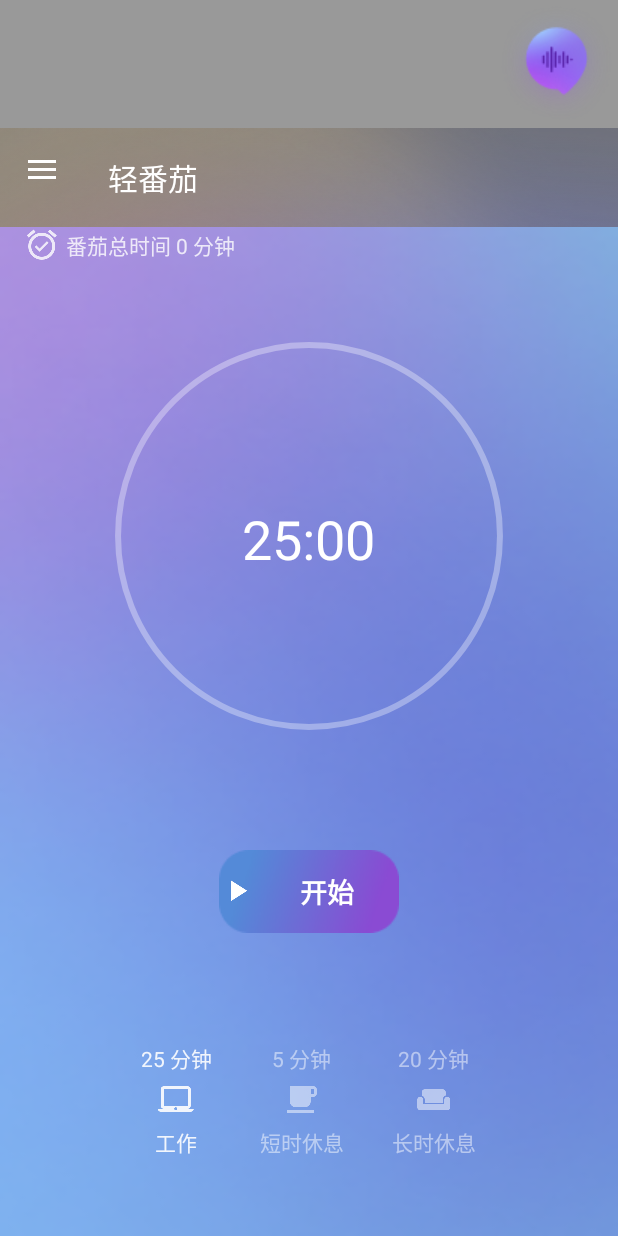
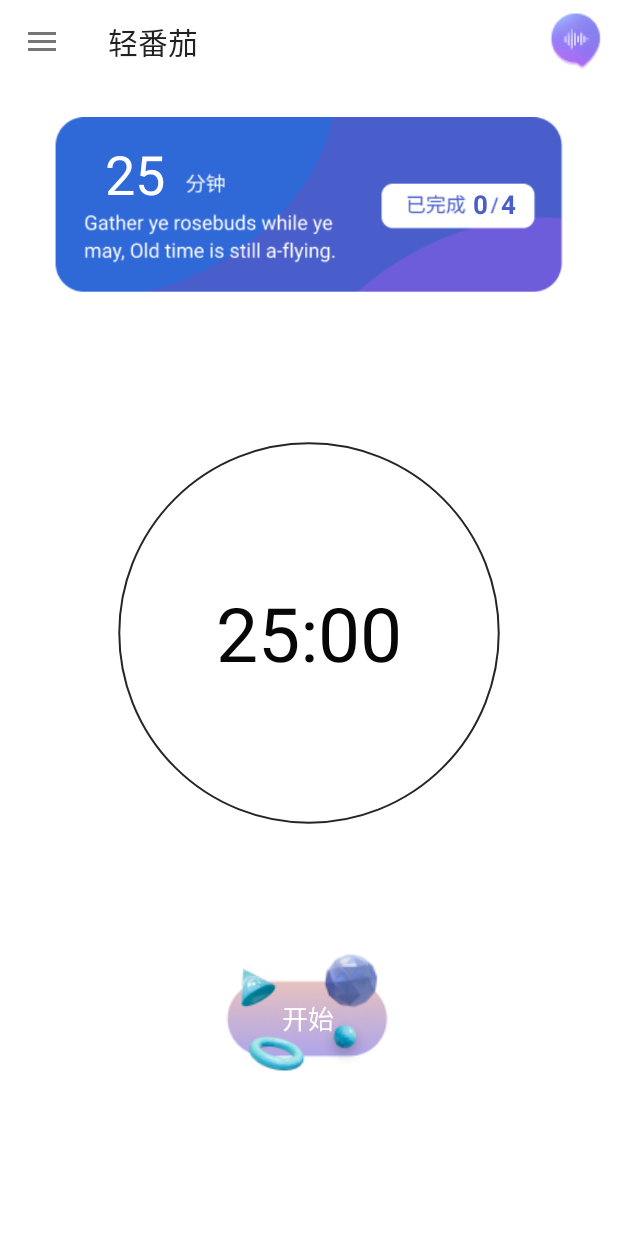
Before and after one commit to icodechef/Tick, an Android app: the screen it shows after launch (MainActivity), on a phone screen of 412 x 824 dp. Run offline under Robolectric (Android 15) with nearby library versions, the phone set to English and light mode, and no system bars.

Commit message:
主界面发生了质的飞跃
加入了我在figma设计的图标，美化界面；重新布局了主界面layout，工作/短时休息/长时休息以一个状态卡的形式在顶部显现；改了下部分后端，总时长、当前番茄、总番茄都可以显现在主界面了。

```diff
--- a/app/src/main/java/com/icodechef/android/tick/MainActivity.java
+++ b/app/src/main/java/com/icodechef/android/tick/MainActivity.java
@@ -304,6 +304,12 @@ public class MainActivity extends AppCompatActivity
         if (getSharedPreferences().getBoolean("pref_key_screen_on", false)) {
             getWindow().addFlags(WindowManager.LayoutParams.FLAG_KEEP_SCREEN_ON);
         }
+
+        TextView current = findViewById(R.id.current_pomodoro);
+        current.setText(String.valueOf(mApplication.getCurrentPomodoro()));
+
+        TextView total = findViewById(R.id.total_pomodoro);
+        total.setText(String.valueOf(mApplication.getTotalPomodoros()));
     }
 
     private void updateText(long millisUntilFinished) {
@@ -386,18 +392,18 @@ public class MainActivity extends AppCompatActivity
                 .getInt("pref_key_long_break", TickApplication.DEFAULT_LONG_BREAK);
 
         ((TextView)findViewById(R.id.stage_work_value))
-                .setText(getResources().getString(R.string.stage_time_unit, workLength));
+                .setText(String.valueOf(workLength));
         ((TextView)findViewById(R.id.stage_short_break_value))
-                .setText(getResources().getString(R.string.stage_time_unit, shortBreak));
+                .setText(String.valueOf(shortBreak));
         ((TextView)findViewById(R.id.stage_long_break_value))
-                .setText(getResources().getString(R.string.stage_time_unit, longBreak));
+                .setText(String.valueOf(longBreak));
 
-        findViewById(R.id.stage_work).setAlpha(
-                scene == TickApplication.SCENE_WORK ? 0.9f : 0.5f);
-        findViewById(R.id.stage_short_break).setAlpha(
-                scene == TickApplication.SCENE_SHORT_BREAK ? 0.9f : 0.5f);
-        findViewById(R.id.stage_long_break).setAlpha(
-                scene == TickApplication.SCENE_LONG_BREAK ? 0.9f : 0.5f);
+        findViewById(R.id.stage_work).setVisibility(
+                scene == TickApplication.SCENE_WORK ? View.VISIBLE : View.GONE);
+        findViewById(R.id.stage_short_break).setVisibility(
+                scene == TickApplication.SCENE_SHORT_BREAK ? View.VISIBLE : View.GONE);
+        findViewById(R.id.stage_long_break).setVisibility(
+                scene == TickApplication.SCENE_LONG_BREAK ? View.VISIBLE : View.GONE);
     }
 
     private void updateRipple() {
--- a/app/src/main/java/com/icodechef/android/tick/TickApplication.java
+++ b/app/src/main/java/com/icodechef/android/tick/TickApplication.java
@@ -103,6 +103,18 @@ public class TickApplication extends Application {
         mTimes++; // 注意这里不能在 activity 中使用, 如果睡眠中就不能保证会运行
     }
 
+    public int getCurrentPomodoro() {
+        int frequency = getSharedPreferences()
+                .getInt("pref_key_long_break_frequency", DEFAULT_LONG_BREAK_FREQUENCY);
+        return (mTimes / 2) % frequency; // 返回现在进行到多少个番茄了, 休息和工作都会增加mTimes, 所以要除以2
+    }
+
+    public int getTotalPomodoros() {
+        int frequency = getSharedPreferences()
+                .getInt("pref_key_long_break_frequency", DEFAULT_LONG_BREAK_FREQUENCY);
+        return frequency; // 返回番茄频率
+    }
+
     public int getScene() {
         int frequency = getSharedPreferences()
                 .getInt("pref_key_long_break_frequency", DEFAULT_LONG_BREAK_FREQUENCY);
--- a/app/src/main/java/com/icodechef/android/tick/widget/TickProgressBar.java
+++ b/app/src/main/java/com/icodechef/android/tick/widget/TickProgressBar.java
@@ -61,7 +61,7 @@ public class TickProgressBar extends View {
     private Paint getPaint() {
         Paint paint = new Paint();
         paint.setAntiAlias(true);
-        paint.setStrokeWidth(6.0f);
+        paint.setStrokeWidth(2.0f);
         paint.setStyle(Paint.Style.STROKE);
         return paint;
     }
--- a/app/src/main/res/layout/app_bar_main.xml
+++ b/app/src/main/res/layout/app_bar_main.xml
@@ -4,7 +4,8 @@
     xmlns:tools="http://schemas.android.com/tools"
     android:layout_width="match_parent"
     android:layout_height="match_parent"
-    android:background="@color/colorStrokeCircle"
+    android:fitsSystemWindows="true"
+    android:background="@color/colorBackground"
     tools:context="com.icodechef.android.tick.MainActivity">
 
     <include layout="@layout/toolbar"/>
--- a/app/src/main/res/layout/content_main.xml
+++ b/app/src/main/res/layout/content_main.xml
@@ -5,7 +5,7 @@
     xmlns:tools="http://schemas.android.com/tools"
     android:layout_width="match_parent"
     android:layout_height="match_parent"
-    android:background="@drawable/background"
+    android:fitsSystemWindows="true"
     app:layout_behavior="@string/appbar_scrolling_view_behavior"
     tools:context="com.icodechef.android.tick.MainActivity"
     tools:showIn="@layout/app_bar_main">
@@ -15,10 +15,121 @@
         android:layout_width="match_parent"
         android:layout_height="match_parent">
 
+        <LinearLayout
+            android:layout_width="match_parent"
+            android:layout_height="wrap_content"
+            android:orientation="horizontal">
+
+            <RelativeLayout
+                android:id="@+id/stage_work"
+                android:layout_width="match_parent"
+                android:layout_height="wrap_content"
+                android:layout_centerInParent="true"
+                android:orientation="vertical">
+
+                <ImageView
+                    android:id="@+id/stage_work_image"
+                    android:layout_width="wrap_content"
+                    android:layout_height="wrap_content"
+                    android:contentDescription="@string/scene_work"
+                    android:src="@drawable/stage_work" />
+
+                <TextView
+                    android:id="@+id/stage_work_value"
+                    android:layout_width="wrap_content"
+                    android:layout_height="wrap_content"
+                    android:layout_alignTop="@id/stage_work_image"
+                    android:layout_alignLeft="@id/stage_work_image"
+                    android:layout_marginLeft="70dp"
+                    android:layout_marginTop="35dp"
+                    android:textSize="36sp"
+                    android:textColor="@color/colorBackground" />
+
+                <TextView
+                    android:id="@+id/current_pomodoro"
+                    android:layout_width="wrap_content"
+                    android:layout_height="wrap_content"
+                    android:layout_alignTop="@id/stage_work_image"
+                    android:layout_alignLeft="@id/stage_work_image"
+                    android:layout_marginLeft="315dp"
+                    android:layout_marginTop="68dp"
+                    android:textSize="17sp"
+                    android:textStyle="bold"
+                    android:textColor="#495ECA" />
+
+                <TextView
+                    android:id="@+id/total_pomodoro"
+                    android:layout_width="wrap_content"
+                    android:layout_height="wrap_content"
+                    android:layout_alignTop="@id/stage_work_image"
+                    android:layout_alignLeft="@id/stage_work_image"
+                    android:layout_marginLeft="334dp"
+                    android:layout_marginTop="68dp"
+                    android:textSize="17sp"
+                    android:textStyle="bold"
+                    android:textColor="#495ECA" />
+
+            </RelativeLayout>
+
+            <RelativeLayout
+                android:id="@+id/stage_short_break"
+                android:layout_width="wrap_content"
+                android:layout_height="match_parent"
+                android:layout_centerInParent="true"
+                android:orientation="vertical">
+
+                <ImageView
+                    android:id="@+id/stage_short_break_image"
+                    android:layout_width="wrap_content"
+                    android:layout_height="wrap_content"
+                    android:contentDescription="@string/scene_short_break"
+                    android:src="@drawable/stage_short_break" />
+
+                <TextView
+                    android:id="@+id/stage_short_break_value"
+                    android:layout_width="wrap_content"
+                    android:layout_height="wrap_content"
+                    android:layout_alignTop="@id/stage_short_break_image"
+                    android:layout_alignLeft="@id/stage_short_break_image"
+                    android:layout_marginLeft="70dp"
+                    android:layout_marginTop="35dp"
+                    android:textSize="36sp"
+                    android:textColor="@color/colorBackground" />
+
+            </RelativeLayout>
+
+            <RelativeLayout
+                android:id="@+id/stage_long_break"
+                android:layout_width="wrap_content"
+                android:layout_height="match_parent"
+                android:layout_centerInParent="true"
+                android:orientation="vertical">
+
+                <ImageView
+                    android:id="@+id/stage_long_break_image"
+                    android:layout_width="wrap_content"
+                    android:layout_height="wrap_content"
+                    android:contentDescription="@string/scene_long_break"
+                    android:src="@drawable/stage_long_break" />
+
+                <TextView
+                    android:id="@+id/stage_long_break_value"
+                    android:layout_width="wrap_content"
+                    android:layout_height="wrap_content"
+                    android:layout_alignTop="@id/stage_long_break_image"
+                    android:layout_alignLeft="@id/stage_long_break_image"
+                    android:layout_marginLeft="70dp"
+                    android:layout_marginTop="35dp"
+                    android:textSize="36sp"
+                    android:textColor="@color/colorBackground" />
+
+            </RelativeLayout>
+        </LinearLayout>
+
         <RelativeLayout
             android:layout_width="match_parent"
             android:layout_height="0dp"
-            android:layout_weight="0.618">
+            android:layout_weight="0.5">
 
             <com.icodechef.android.tick.widget.RippleWrapper
                 android:id="@+id/ripple_wrapper"
@@ -26,7 +137,7 @@
                 android:layout_height="match_parent"
                 android:gravity="center"
                 android:layout_centerInParent="true"
-                app:rippleColor="@color/colorBackground"
+                app:rippleColor="@color/colorRipple"
                 app:rippleDuration="2000"
                 app:rippleDelay="1000"
                 app:rippleAmount="2">
@@ -34,8 +145,7 @@
                 <com.icodechef.android.tick.widget.TickProgressBar
                     android:id="@+id/tick_progress_bar"
                     android:layout_width="match_parent"
-                    android:layout_height="match_parent"
-                    android:layout_centerInParent="true" />
+                    android:layout_height="match_parent" />
             </com.icodechef.android.tick.widget.RippleWrapper>
 
 
@@ -44,16 +154,17 @@
                 android:layout_width="wrap_content"
                 android:layout_height="wrap_content"
                 android:layout_centerInParent="true"
-                android:textSize="24sp"
-                android:textColor="@color/colorText"/>
+                android:textSize="30sp"
+                android:textColor="#070707"/>
 
             <TextView
                 android:id="@+id/text_count_down"
                 android:layout_width="wrap_content"
                 android:layout_height="wrap_content"
                 android:layout_centerInParent="true"
-                android:textSize="36sp"
-                android:textColor="@color/colorText"/>
+                android:textSize="50sp"
+                android:textStyle="normal"
+                android:textColor="#070707"/>
 
         </RelativeLayout>
 
@@ -61,7 +172,7 @@
             android:orientation="vertical"
             android:layout_width="match_parent"
             android:layout_height="0dp"
-            android:layout_weight="0.382">
+            android:layout_weight="0.24">
 
             <LinearLayout
                 android:id="@+id/buttons"
@@ -69,8 +180,7 @@
                 android:gravity="center_horizontal"
                 style="?android:attr/buttonBarStyle"
                 android:layout_width="match_parent"
-                android:layout_height="0dp"
-                android:layout_weight="1"
+                android:layout_height="wrap_content"
                 tools:ignore="NestedWeights">
 
                 <Button
@@ -80,10 +190,8 @@
                     android:layout_height="wrap_content"
                     android:background="@drawable/button_bg"
                     android:textColor="@color/colorText"
-                    android:textSize="18sp"
-                    android:textStyle="bold"
-                    android:drawableStart="@drawable/ic_play_arrow_white_24dp"
-                    android:drawableLeft="@drawable/ic_play_arrow_white_24dp"
+                    android:textSize="17sp"
+                    android:textStyle="normal"
                     android:visibility="visible"
                     android:text="@string/btn_start"
                     />
@@ -93,12 +201,10 @@
                     android:id="@+id/btn_pause"
                     android:layout_width="wrap_content"
                     android:layout_height="wrap_content"
-                    android:background="@drawable/button_bg"
-                    android:textColor="@color/colorText"
-                    android:textSize="18sp"
-                    android:textStyle="bold"
-                    android:drawableStart="@drawable/ic_pause_white_24dp"
-                    android:drawableLeft="@drawable/ic_pause_white_24dp"
+                    android:background="@drawable/bad_button_bg"
+                    android:textColor="@color/colorTextLight"
+                    android:textSize="17sp"
+                    android:textStyle="normal"
                     android:visibility="gone"
                     android:text="@string/btn_pause"/>
 
@@ -109,12 +215,8 @@
                     android:layout_height="wrap_content"
                     android:background="@drawable/button_bg"
                     android:textColor="@color/colorText"
-                    android:textSize="18sp"
-                    android:textStyle="bold"
-                    android:drawableStart="@drawable/ic_play_arrow_white_24dp"
-                    android:drawableLeft="@drawable/ic_play_arrow_white_24dp"
-                    android:layout_marginRight="16dp"
-                    android:layout_marginEnd="16dp"
+                    android:textSize="17sp"
+                    android:textStyle="normal"
                     android:visibility="gone"
                     android:text="@string/btn_resume"/>
 
@@ -123,12 +225,10 @@
                     android:id="@+id/btn_stop"
                     android:layout_width="wrap_content"
                     android:layout_height="wrap_content"
-                    android:background="@drawable/button_bg"
-                    android:textColor="@color/colorText"
-                    android:textSize="18sp"
-                    android:textStyle="bold"
-                    android:drawableStart="@drawable/ic_stop_white_24dp"
-                    android:drawableLeft="@drawable/ic_stop_white_24dp"
+                    android:background="@drawable/bad_button_bg"
+                    android:textColor="@color/colorTextLight"
+                    android:textSize="17sp"
+                    android:textStyle="normal"
                     android:visibility="gone"
                     android:text="@string/btn_stop"/>
 
@@ -137,106 +237,13 @@
                     android:id="@+id/btn_skip"
                     android:layout_width="wrap_content"
                     android:layout_height="wrap_content"
-                    android:background="@drawable/button_bg"
-                    android:textColor="@color/colorText"
-                    android:textSize="18sp"
-                    android:textStyle="bold"
-                    android:drawableStart="@drawable/ic_stop_white_24dp"
-                    android:drawableLeft="@drawable/ic_stop_white_24dp"
+                    android:background="@drawable/bad_button_bg"
+                    android:textColor="@color/colorTextLight"
+                    android:textSize="17sp"
+                    android:textStyle="normal"
                     android:visibility="gone"
                     android:text="@string/btn_skip"/>
 
-            </LinearLayout>
-
-            <LinearLayout
-                android:baselineAligned="false"
-                android:layout_width="match_parent"
-                android:layout_height="0dp"
-                android:layout_weight="1"
-                android:gravity="center_horizontal"
-                android:orientation="horizontal">
-
-                <LinearLayout
-                    android:id="@+id/stage_work"
-                    android:layout_width="wrap_content"
-                    android:layout_height="wrap_content"
-                    android:gravity="center_horizontal"
-                    android:alpha="0.5"
-                    android:orientation="vertical">
-
-                    <TextView
-                        android:id="@+id/stage_work_value"
-                        android:layout_width="wrap_content"
-                        android:layout_height="wrap_content"
-                        android:textColor="@color/colorText"/>
-                    <ImageView
-                        android:layout_margin="5dp"
-                        android:layout_width="wrap_content"
-                        android:layout_height="wrap_content"
-                        android:contentDescription="@string/scene_work"
-                        android:src="@drawable/ic_laptop_mac_white_24dp"/>
-                    <TextView
-                        android:layout_width="wrap_content"
-                        android:layout_height="wrap_content"
-                        android:text="@string/scene_work"
-                        android:textColor="@color/colorText"/>
-                </LinearLayout>
-
-                <LinearLayout
-                    android:id="@+id/stage_short_break"
-                    android:layout_marginLeft="32dp"
-                    android:layout_marginRight="32dp"
-                    android:layout_width="wrap_content"
-                    android:layout_height="wrap_content"
-                    android:gravity="center_horizontal"
-                    android:alpha="0.5"
-                    android:orientation="vertical">
-
-                    <TextView
-                        android:id="@+id/stage_short_break_value"
-                        android:layout_width="wrap_content"
-                        android:layout_height="wrap_content"
-                        android:textColor="@color/colorText"/>
-                    <ImageView
-                        android:layout_margin="5dp"
-                        android:layout_width="wrap_content"
-                        android:layout_height="wrap_content"
-                        android:contentDescription="@string/scene_short_break"
-                        android:src="@drawable/ic_local_cafe_white_24dp"/>
-                    <TextView
-                        android:layout_width="wrap_content"
-                        android:layout_height="wrap_content"
-                        android:text="@string/scene_short_break"
-                        android:textColor="@color/colorText"/>
-                </LinearLayout>
-
-                <LinearLayout
-                    android:id="@+id/stage_long_break"
-                    android:layout_width="wrap_content"
-                    android:layout_height="wrap_content"
-                    android:gravity="center_horizontal"
-                    android:alpha="0.5"
-                    android:orientation="vertical">
-                    <TextView
-                        android:id="@+id/stage_long_break_value"
-                        android:layout_width="wrap_content"
-                        android:layout_height="wrap_content"
-                        android:textColor="@color/colorText"/>
-                    <ImageView
-                        android:layout_margin="5dp"
-                        android:layout_width="wrap_content"
-                        android:layout_height="wrap_content"
-                        android:contentDescription="@string/scene_long_break"
-                        android:src="@drawable/ic_weekend_white_24dp"/>
-                    <TextView
-                        android:layout_width="wrap_content"
-                        android:layout_height="wrap_content"
-                        android:text="@string/scene_long_break"
-                        android:textColor="@color/colorText"/>
-
-                </LinearLayout>
-            </LinearLayout>
-        </LinearLayout>
             </LinearLayout>
 
             <LinearLayout
@@ -265,4 +272,6 @@
 
             </LinearLayout>
 
+        </LinearLayout>
+    </LinearLayout>
 </RelativeLayout>
--- a/app/src/main/res/layout/toolbar.xml
+++ b/app/src/main/res/layout/toolbar.xml
@@ -6,25 +6,26 @@
     android:layout_width="match_parent"
     android:layout_height="wrap_content"
     android:theme="@style/AppTheme.AppBarOverlay"
+    android:background="@color/colorBackground"
     app:elevation="0dp"
     tools:showIn="@layout/app_bar_main">
-
-    <ImageButton
-        android:id="@+id/voice_recognition_button"
-        android:layout_width="wrap_content"
-        android:layout_height="wrap_content"
-        android:layout_gravity="end"
-        android:src="@drawable/voice_icon"
-        android:background="?attr/selectableItemBackgroundBorderless"/>
 
     <android.support.v7.widget.Toolbar
         android:id="@+id/toolbar"
         android:layout_width="match_parent"
-        android:layout_height="wrap_content"
-        android:background="@drawable/toolbar"
+        android:layout_height="match_parent"
         android:minHeight="?attr/actionBarSize"
-        android:fitsSystemWindows="true"
+        android:fitsSystemWindows="false"
         app:popupTheme="@style/AppTheme.PopupOverlay"
-        app:elevation="0dp"/>
+        app:elevation="0dp">
+
+        <ImageButton
+            android:id="@+id/voice_recognition_button"
+            android:layout_width="wrap_content"
+            android:layout_height="wrap_content"
+            android:layout_gravity="right|center_vertical"
+            android:src="@drawable/voice_icon"
+            android:background="?attr/selectableItemBackgroundBorderless"/>
+    </android.support.v7.widget.Toolbar>
 
 </android.support.design.widget.AppBarLayout>
--- a/app/src/main/res/values/colors.xml
+++ b/app/src/main/res/values/colors.xml
@@ -4,20 +4,20 @@
     <color name="colorPrimaryDark">#D32F2F</color>
     <color name="colorAccent">#F44336</color>
 
-    <color name="colorBackground">#f5f5f5</color>
+    <color name="colorBackground">#FFFFFF</color>
 
-    <color name="colorWhite">#FFFFFF</color>
+    <color name="colorWhite">#EAEAEA</color>
     <color name="colorGrey">#999999</color>
 
     <color name="colorText">#ffffff</color>
-    <color name="colorTextDark">#333333</color>
+    <color name="colorTextDark">#83E2E2E2</color>
     <color name="colorTextLight">#88000000</color>
 
     <!-- 倒计时钟 -->
-    <color name="colorStrokeCircle">#55ffffff</color>
-    <color name="colorStrokeArc">#ffffff</color>
+    <color name="colorStrokeCircle">#DA000000</color>
+    <color name="colorStrokeArc">#CBDADADA</color>
     <!-- 水纹 -->
-    <color name="colorRipple">#F4A5A0</color>
+    <color name="colorRipple">#CB000000</color>
     <!-- 分割线 -->
-    <color name="colorDivider">#E9E9E9</color>
+    <color name="colorDivider">#FFFFFF</color>
 </resources>
--- a/app/src/main/res/values/styles.xml
+++ b/app/src/main/res/values/styles.xml
@@ -3,9 +3,9 @@
     <!-- Base application theme. -->
     <style name="AppTheme" parent="Theme.AppCompat.Light.NoActionBar">
         <!-- Customize your theme here. -->
-        <item name="colorPrimary">@color/colorGrey</item>
-        <item name="colorPrimaryDark">@color/colorGrey</item>
-        <item name="colorAccent">@color/colorGrey</item>
+        <item name="colorPrimary">#000000</item>
+        <item name="colorPrimaryDark">#000000</item>
+        <item name="colorAccent">#000000</item>
         <item name="windowActionBar">false</item>
         <item name="windowNoTitle">true</item>
     </style>
@@ -14,7 +14,7 @@
 
     </style>
 
-    <style name="AppTheme.AppBarOverlay" parent="ThemeOverlay.AppCompat.Dark.ActionBar"/>
+    <style name="AppTheme.AppBarOverlay" parent="ThemeOverlay.AppCompat.Light"/>
 
     <style name="AppTheme.PopupOverlay" parent="ThemeOverlay.AppCompat.Light"/>
 
```
Also changed, not shown: app/src/main/res/drawable/bad_button_bg.png (added), app/src/main/res/drawable/button_bg.png, app/src/main/res/drawable/stage_long_break.png (added), app/src/main/res/drawable/stage_short_break.png (added), app/src/main/res/drawable/stage_work.png (added), app/src/main/res/drawable/toolbar.png, app/src/main/res/drawable/voice_icon.png, app/src/main/res/mipmap-hdpi/ic_logo.png, app/src/main/res/mipmap-mdpi/ic_logo.png, app/src/main/res/mipmap-xhdpi/ic_logo.png, app/src/main/res/mipmap-xxhdpi/ic_logo.png, app/src/main/res/mipmap-xxxhdpi/ic_logo.png. Lines whose indentation alone changed are shown as unchanged.
